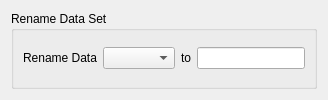
The window that ui/RenameData.ui (tthatcher95/PyHAT_Point_Spectra_GUI) describes before a commit, drawn with Qt 5.
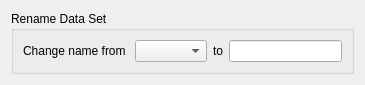
The same window after the commit.

Commit message: Fix bookeeping of data and models

Diff of the .ui file:
```diff
--- a/ui/RenameData.ui
+++ b/ui/RenameData.ui
@@ -2,6 +2,14 @@
 <ui version="4.0">
  <class>Form</class>
  <widget class="QWidget" name="Form">
+  <property name="geometry">
+   <rect>
+    <x>0</x>
+    <y>0</y>
+    <width>365</width>
+    <height>84</height>
+   </rect>
+  </property>
   <property name="windowTitle">
    <string>Form</string>
   </property>
@@ -15,7 +23,7 @@
       <item row="0" column="0">
        <widget class="QLabel" name="renameDataLabel">
         <property name="text">
-         <string>Rename Data</string>
+         <string>Change name from </string>
         </property>
        </widget>
       </item>
```
The commit also changes 13 other files.
